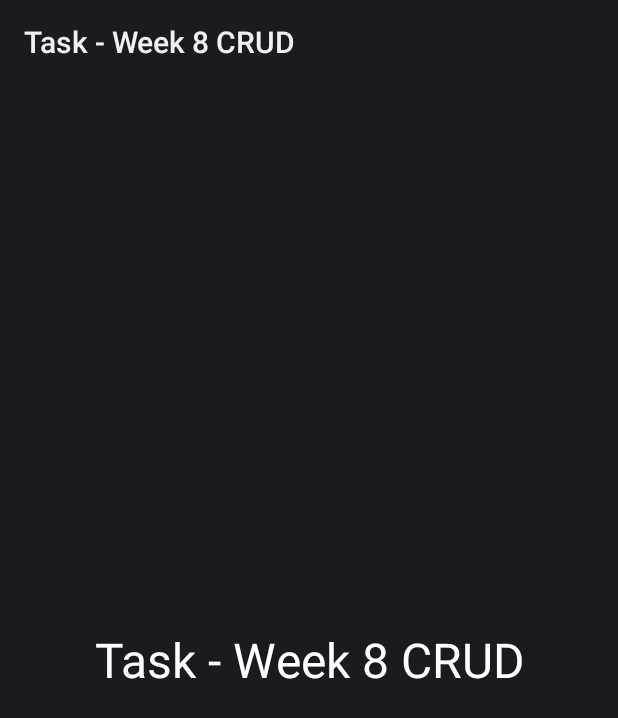
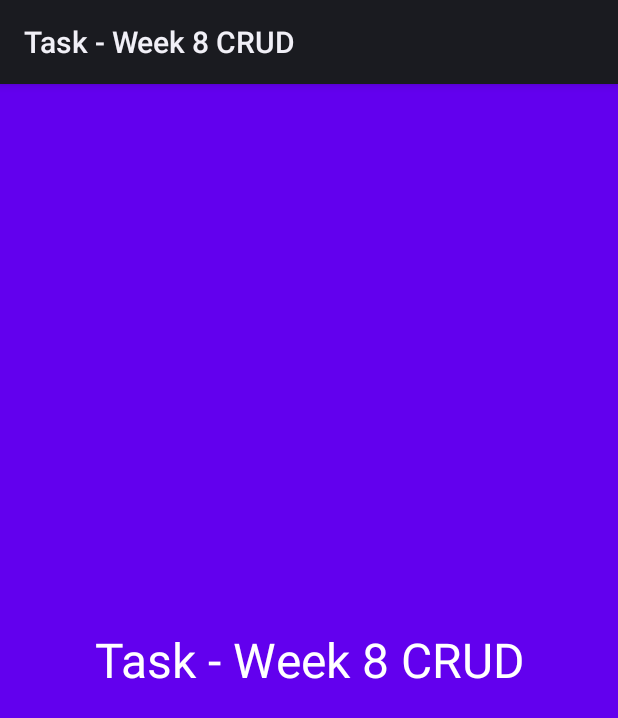
Before and after one commit to Softwarica-Projects/Class-Task-CRUD-Kotlin, an Android app: the layout activity_main.xml on its own in the app's theme, with its tools: preview values and no code run, on a phone screen of 412 x 824 dp. Shown: the top 718 px of the screen. Run offline under Robolectric (Android 15) with nearby library versions, the phone set to English and light mode, and no system bars.

Commit message:
added primary color of app and added background to splash page

```diff
--- a/app/src/main/res/layout/activity_main.xml
+++ b/app/src/main/res/layout/activity_main.xml
@@ -2,6 +2,7 @@
 <LinearLayout xmlns:android="http://schemas.android.com/apk/res/android"
     android:layout_width="match_parent"
     android:layout_height="match_parent"
+    android:background="@color/purple_500"
     android:orientation="vertical">
     <TextView
         android:text="@string/app_name"
--- a/app/src/main/res/values/colors.xml
+++ b/app/src/main/res/values/colors.xml
@@ -1,5 +1,10 @@
 <?xml version="1.0" encoding="utf-8"?>
 <resources>
+    <color name="purple_200">#FFBB86FC</color>
+    <color name="purple_500">#FF6200EE</color>
+    <color name="purple_700">#FF3700B3</color>
+    <color name="teal_200">#FF03DAC5</color>
+    <color name="teal_700">#FF018786</color>
     <color name="black">#FF000000</color>
     <color name="white">#FFFFFFFF</color>
 </resources>
```
